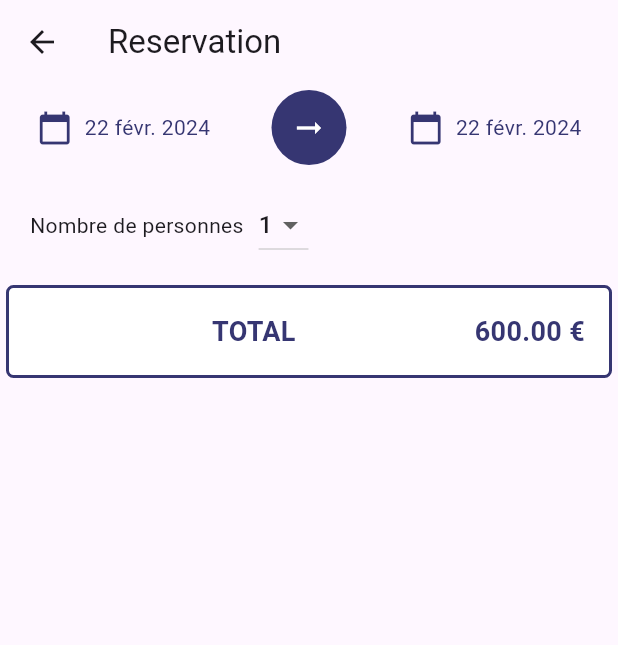
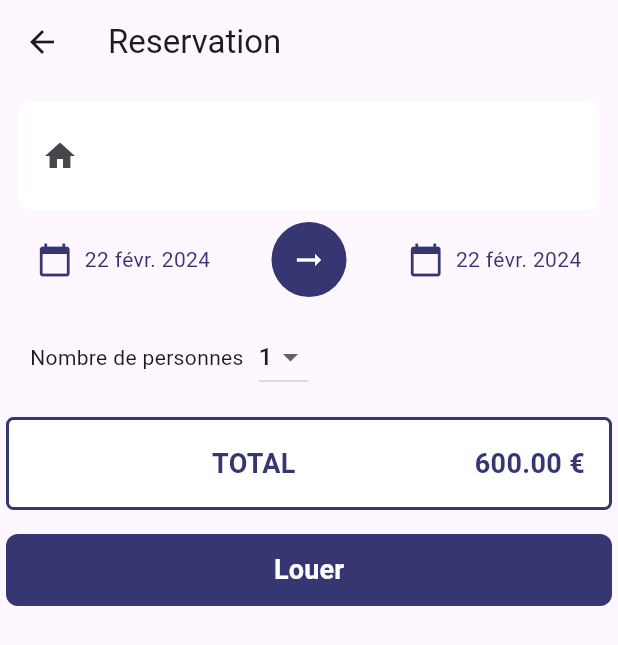
Before and after one commit to JokerPoix/Location, a Flutter app: the HabitationDetails screen opened directly with empty values, after a tap on "Louer", on a phone screen of 412 x 824 dp. Shown: the top 645 px of the screen. Run offline on Flutter 3.47's test engine with Material 3 defaults, Android fonts, the phone set to English and light mode, and no system bars; our stand-ins replace email_validator, google_fonts; missing offline and left inert: locations.

Commit message:
TD4 UI done

```diff
--- a/lib/colors.dart
+++ b/lib/colors.dart
@@ -1,3 +1,4 @@
 import 'package:flutter/material.dart';
 
 const darkBlue = Color(0xFF363672);
+const white = Color(0xFFFFFFFF);
--- a/lib/views/habitation_details.dart
+++ b/lib/views/habitation_details.dart
@@ -9,8 +9,7 @@ import 'package:location/views/share/habitation_option.dart';
 
 class HabitationDetails extends StatefulWidget {
   final Habitation _habitation;
-
-  const HabitationDetails(this._habitation, {Key? key}) : super(key: key);
+  const HabitationDetails(this._habitation, {super.key});
 
   @override
   State<HabitationDetails> createState() => _HabitationDetailsState();
@@ -83,7 +82,8 @@ class _HabitationDetailsState extends State<HabitationDetails> {
               onPressed: () {
                 Navigator.push(
                   context,
-                  MaterialPageRoute(builder: (context) => const ResaLocation()),
+                  MaterialPageRoute(
+                      builder: (context) => ResaLocation(widget._habitation)),
                 );
               },
               child: Text('Louer'),
--- a/lib/views/resa_location.dart
+++ b/lib/views/resa_location.dart
@@ -4,7 +4,8 @@ import 'package:location/colors.dart';
 import 'package:location/models/habitation.dart';
 
 class ResaLocation extends StatefulWidget {
-  const ResaLocation({super.key});
+  final Habitation habitation;
+  const ResaLocation(this.habitation, {super.key});
 
   @override
   State<ResaLocation> createState() => _ResaLocationState();
@@ -22,12 +23,14 @@ class _ResaLocationState extends State<ResaLocation> {
   DateTime dateFin = DateTime.now();
   String nbPersonnes = '1';
   List<OptionPayanteCheck> optionPayanteChecks = [];
+  List<int> nbPersonnesList = List.generate(8, (index) => index + 1);
+  int selectedNbPersonnes = 1;
 
   var format = NumberFormat('### €');
 
   @override
   Widget build(BuildContext context) {
-    // _loadOptionPayantes();
+    _loadOptionPayantes();
     return Scaffold(
       appBar: AppBar(
         title: Text('Reservation'),
@@ -35,24 +38,40 @@ class _ResaLocationState extends State<ResaLocation> {
       body: ListView(
         padding: EdgeInsets.all(4.0),
         children: [
-          // _buildResume(),
+          _buildResume(),
           _buildDates(),
           _buildNbPersonnes(),
-          // _buildOptionsPayantes(context),
+          _buildOptionsPayantes(context),
           TotalWidget(
             prixTotal: 600,
           ),
-          // _buildRentButton(),
+          _buildRentButton(),
         ],
       ),
     );
   }
 
-  // _loadOptionPayantes() {
-  // }
+  _loadOptionPayantes() {
+    optionPayanteChecks = widget.habitation.optionspayantes
+        .map((option) => OptionPayanteCheck(option.id, option.libelle, false,
+            description: option.description, prix: option.prix))
+        .toList();
+  }
 
-  // _buildResume() {
-  // }
+  _buildResume() {
+    return Container(
+      margin: const EdgeInsets.all(8.0),
+      child: ListTile(
+        tileColor: white,
+        leading: const Icon(Icons.home),
+        title: Text(widget.habitation.libelle),
+        subtitle: Text(widget.habitation.adresse),
+        shape: RoundedRectangleBorder(
+          borderRadius: BorderRadius.circular(8.0),
+        ),
+      ),
+    );
+  }
 
   _buildDates() {
     return Center(
@@ -124,22 +143,20 @@ class _ResaLocationState extends State<ResaLocation> {
   }
 
   _buildNbPersonnes() {
-    List<int> nbPersonnesList = List.generate(8, (index) => index + 1);
-
-    int selectedNbPersonnes = 1;
-
     return Padding(
       padding: const EdgeInsets.all(16.0),
       child: Row(
         children: [
-          Text('Nombre de personnes'),
-          SizedBox(width: 10),
+          const Text('Nombre de personnes'),
+          const SizedBox(width: 10),
           DropdownButton<int>(
             value: selectedNbPersonnes,
             onChanged: (value) {
               print('Selected Number of Persons: $value');
               if (value != null) {
-                selectedNbPersonnes = value;
+                setState(() {
+                  selectedNbPersonnes = value;
+                });
               }
             },
             items: nbPersonnesList.map((int nbPersonnes) {
@@ -154,11 +171,55 @@ class _ResaLocationState extends State<ResaLocation> {
     );
   }
 
-  // _buildOptionsPayantes(BuildContext context) {
-  // }
+  _buildOptionsPayantes(BuildContext context) {
+    return Column(
+      children: optionPayanteChecks
+          .map((option) => CheckboxListTile(
+                title: Text(option.libelle),
+                subtitle: Text(option.description),
+                value: option.checked,
+                onChanged: (bool? value) {
+                  if (value != null) {
+                    setState(() {
+                      option.checked = value;
+                    });
+                  }
+                },
+                secondary: Text(format.format(option.prix)),
+              ))
+          .toList(),
+    );
+  }
 
-  // _buildRentButton() {
-  // }
+  _buildRentButton() {
+    return Container(
+      margin: const EdgeInsets.only(top: 16.0),
+      decoration: BoxDecoration(
+        color: darkBlue,
+        borderRadius: BorderRadius.circular(8.0),
+      ),
+      child: Row(
+        children: [
+          Expanded(
+            child: TextButton(
+              onPressed: () {
+                // Handle button press
+                print('Louer Button Pressed');
+              },
+              child: Text(
+                'Louer',
+                style: TextStyle(
+                  color: Colors.white, // white text color
+                  fontSize: 18.0,
+                  fontWeight: FontWeight.bold,
+                ),
+              ),
+            ),
+          ),
+        ],
+      ),
+    );
+  }
 }
 
 class TotalWidget extends StatelessWidget {
```
Also changed, not shown: lib/views/login_page.dart (added, +131 -0 lines), lib/views/register_page.dart (added, +186 -0 lines).
